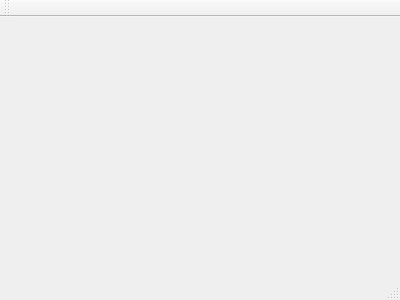
Qt form Object-Oriented Programming/Lab12/mainwindow.ui (skiry/University) before a commit.
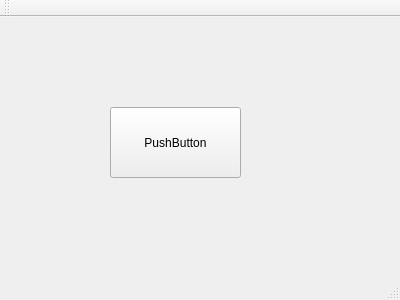
The same form after that commit.

```diff
--- a/Object-Oriented Programming/Lab12/mainwindow.ui
+++ b/Object-Oriented Programming/Lab12/mainwindow.ui
@@ -13,7 +13,21 @@
   <property name="windowTitle">
    <string>MainWindow</string>
   </property>
-  <widget class="QWidget" name="centralWidget"/>
+  <widget class="QWidget" name="centralWidget">
+   <widget class="QPushButton" name="pushButton">
+    <property name="geometry">
+     <rect>
+      <x>110</x>
+      <y>90</y>
+      <width>131</width>
+      <height>71</height>
+     </rect>
+    </property>
+    <property name="text">
+     <string>PushButton</string>
+    </property>
+   </widget>
+  </widget>
   <widget class="QMenuBar" name="menuBar">
    <property name="geometry">
     <rect>
```
